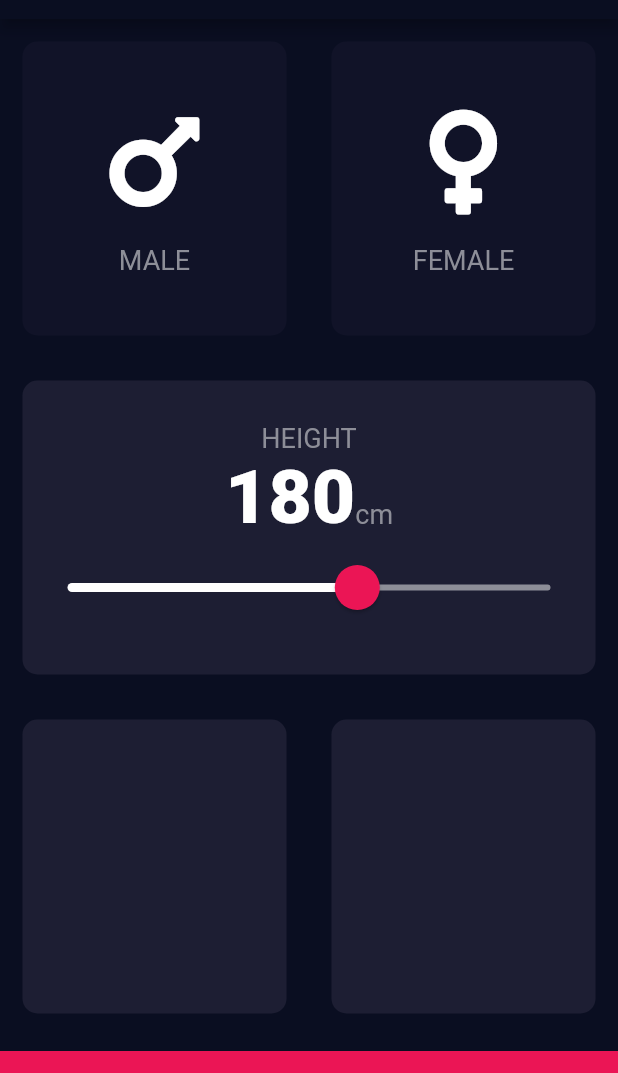
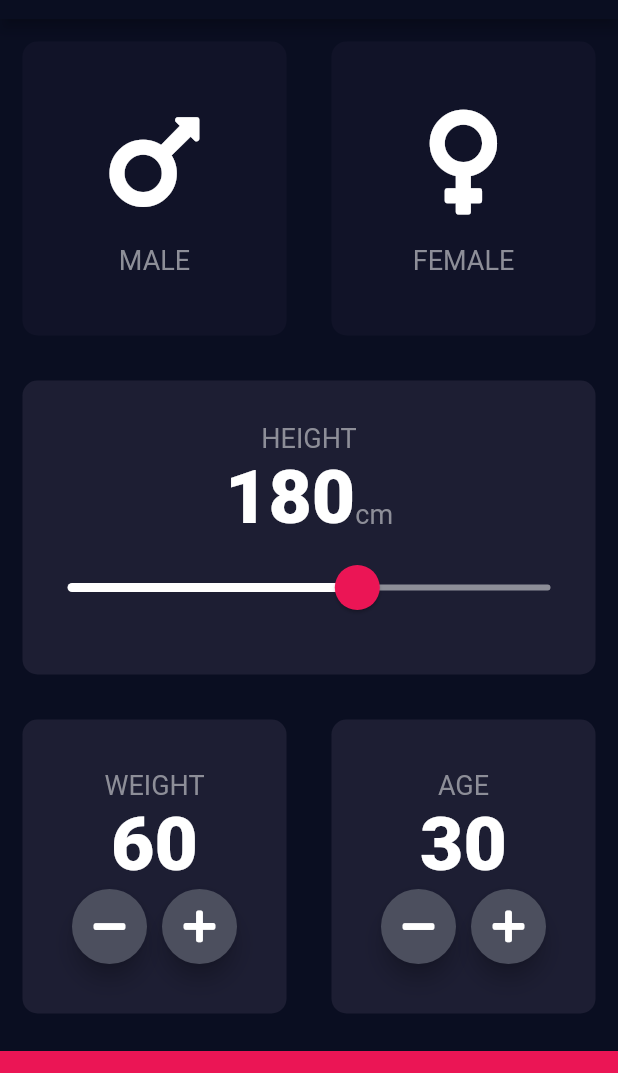
Before and after one commit to marcelohirota/bmi-calculator-flutter, a Flutter app: the screen it shows after launch, on a phone screen of 412 x 824 dp, the part 65-1138 px from its top. Run offline on Flutter 3.47's test engine with Material 2 defaults, Android fonts, the phone set to English and light mode, and no system bars; our stand-ins replace font_awesome_flutter.

Commit message:
Weight and Age card added

```diff
--- a/lib/input_page.dart
+++ b/lib/input_page.dart
@@ -17,6 +17,8 @@ class InputPage extends StatefulWidget {
 class _InputPageState extends State<InputPage> {
   Gender selectedGender;
   int height = 180;
+  int weight = 60;
+  int age = 30;
 
   @override
   Widget build(BuildContext context) {
@@ -122,11 +124,85 @@ class _InputPageState extends State<InputPage> {
               Expanded(
                 child: ReusableCard(
                   colour: kActiveCardColour,
+                  cardChild: Column(
+                    mainAxisAlignment: MainAxisAlignment.center,
+                    children: <Widget>[
+                      Text(
+                        'WEIGHT',
+                        style: kLabelTextStyle,
+                      ),
+                      Text(
+                        weight.toString(),
+                        style: kNumberTextStyle,
+                      ),
+                      Row(
+                        mainAxisAlignment: MainAxisAlignment.center,
+                        children: <Widget>[
+                          RoundIconButton(
+                            icon: FontAwesomeIcons.minus,
+                            onPressed: () {
+                              setState(() {
+                                weight--;
+                              });
+                            },
+                          ),
+                          SizedBox(
+                            width: 10.0,
+                          ),
+                          RoundIconButton(
+                            icon: FontAwesomeIcons.plus,
+                            onPressed: () {
+                              setState(() {
+                                weight++;
+                              });
+                            },
+                          ),
+                        ],
+                      ),
+                    ],
+                  ),
                 ),
               ),
               Expanded(
                 child: ReusableCard(
                   colour: kActiveCardColour,
+                  cardChild: Column(
+                    mainAxisAlignment: MainAxisAlignment.center,
+                    children: <Widget>[
+                      Text(
+                        'AGE',
+                        style: kLabelTextStyle,
+                      ),
+                      Text(
+                        age.toString(),
+                        style: kNumberTextStyle,
+                      ),
+                      Row(
+                        mainAxisAlignment: MainAxisAlignment.center,
+                        children: <Widget>[
+                          RoundIconButton(
+                            icon: FontAwesomeIcons.minus,
+                            onPressed: () {
+                              setState(() {
+                                age--;
+                              });
+                            },
+                          ),
+                          SizedBox(
+                            width: 10.0,
+                          ),
+                          RoundIconButton(
+                            icon: FontAwesomeIcons.plus,
+                            onPressed: () {
+                              setState(() {
+                                age++;
+                              });
+                            },
+                          ),
+                        ],
+                      ),
+                    ],
+                  ),
                 ),
               ),
             ],
@@ -142,3 +218,28 @@ class _InputPageState extends State<InputPage> {
     );
   }
 }
+
+class RoundIconButton extends StatelessWidget {
+  RoundIconButton({
+    @required this.icon,
+    @required this.onPressed,
+  });
+
+  final IconData icon;
+  final Function onPressed;
+
+  @override
+  Widget build(BuildContext context) {
+    return RawMaterialButton(
+      child: Icon(icon),
+      onPressed: onPressed,
+      elevation: 6.0,
+      constraints: BoxConstraints.tightFor(
+        width: 50.0,
+        height: 50.0,
+      ),
+      shape: CircleBorder(),
+      fillColor: Color(0xFF4C4F5E),
+    );
+  }
+}
```
